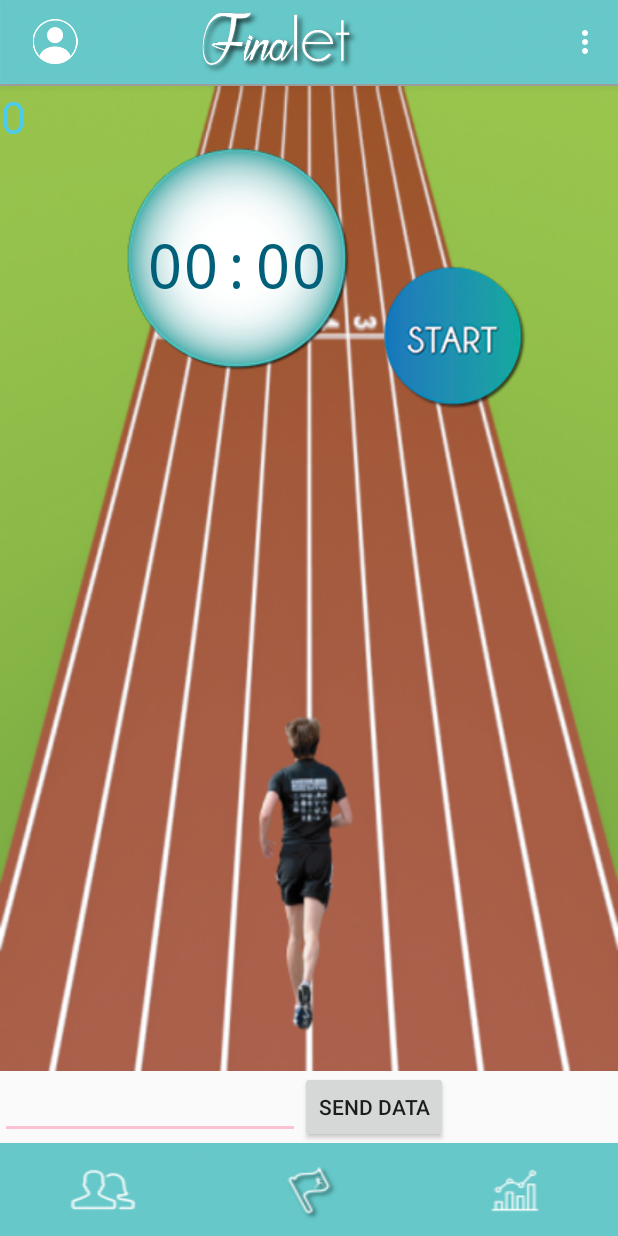
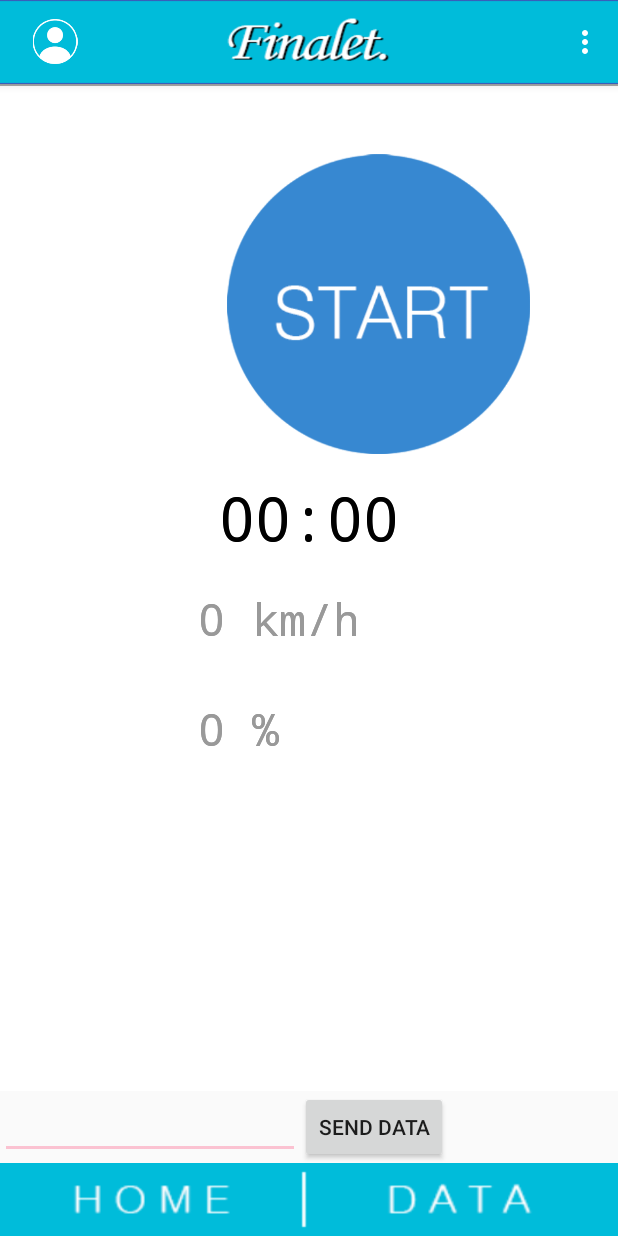
Before and after one commit to devming/Finalet, an Android app: the MainActivity screen opened directly, with no data from a screen before it, on a phone screen of 412 x 824 dp. Run offline under Robolectric (Android 15) with nearby library versions, the phone set to English and light mode, and no system bars; 4 statements that could not run were skipped.

Commit message:
Main page 업데이트

```diff
--- a/app/src/main/java/humaneer/org/wearablerunning/Activity/MainActivity.java
+++ b/app/src/main/java/humaneer/org/wearablerunning/Activity/MainActivity.java
@@ -69,7 +69,7 @@ public class MainActivity extends BlunoLibrary {
         setContentView(R.layout.activity_main);
 
         // DB 생성.
-        dbHelper = new DBHelper(getApplicationContext(), "HealthData.db", null, 1);
+        dbHelper = new DBHelper(getApplicationContext());
 
         myItem = new MyItem();
         // 서비스 생성자 생성.
@@ -78,13 +78,13 @@ public class MainActivity extends BlunoLibrary {
 
         Toolbar toolbar = (Toolbar) findViewById(R.id.toolbar);
 
-        ImageView imageViewLogo = (ImageView) findViewById(R.id.image_logo);
-//        Bitmap bmp1 = BitmapFactory.decodeResource(getResources(), R.drawable.font_logo_top);
-//        int width=(int)(getWindowManager().getDefaultDisplay().getWidth()); // 가로 사이즈 지정
-//        int height=(int)(getWindowManager().getDefaultDisplay().getHeight() * 0.8); // 세로 사이즈 지정
-//        Bitmap resizedbitmap1=Bitmap.createScaledBitmap(bmp1, width, height, true); // 이미지 사이즈 조정
-//        imageViewLogo.setImageBitmap(resizedbitmap1); // 이미지뷰에 조정한 이미지 넣기
-        imageViewLogo.setImageResource(R.drawable.font_logo_top);
+//        ImageView imageViewLogo = (ImageView) findViewById(R.id.image_logo);
+////        Bitmap bmp1 = BitmapFactory.decodeResource(getResources(), R.drawable.font_logo_top);
+////        int width=(int)(getWindowManager().getDefaultDisplay().getWidth()); // 가로 사이즈 지정
+////        int height=(int)(getWindowManager().getDefaultDisplay().getHeight() * 0.8); // 세로 사이즈 지정
+////        Bitmap resizedbitmap1=Bitmap.createScaledBitmap(bmp1, width, height, true); // 이미지 사이즈 조정
+////        imageViewLogo.setImageBitmap(resizedbitmap1); // 이미지뷰에 조정한 이미지 넣기
+//        imageViewLogo.setImageResource(R.drawable.font_logo_top);
 
         ImageView imageViewUser = (ImageView) findViewById(R.id.image_user);
 //        Bitmap bmp2 = BitmapFactory.decodeResource(getResources(), R.drawable.profile_icon);
@@ -106,7 +106,7 @@ public class MainActivity extends BlunoLibrary {
         mSlidingTabLayout.setViewPager(mViewPager);
 
         // 초기 설정 페이지
-        mViewPager.setCurrentItem(1);
+//        mViewPager.setCurrentItem(1);
 
         onCreateProcess();														//onCreate Process by BlunoLibrary
 
@@ -143,13 +143,13 @@ public class MainActivity extends BlunoLibrary {
         public Fragment getItem(int position) {
             switch (position) {
                 case 0:
-                    return new FriendFragment();
-                case 1:
                     MainFragment mainFragment = new MainFragment();
                     mainFragment.setMainActivity(MainActivity.this);
                     return mainFragment;
-                case 2:
+                case 1:
                     return new DataFragment();
+//                case 2:
+//                    return new FriendFragment();
                 default:
                     return null;
             }
@@ -162,7 +162,7 @@ public class MainActivity extends BlunoLibrary {
             // First : Friend Page
             // Second : Main Page.
             // Third : Data Page.
-            return 3;
+            return 2;
         }
 
     }
--- a/app/src/main/java/humaneer/org/wearablerunning/DBHelper.java
+++ b/app/src/main/java/humaneer/org/wearablerunning/DBHelper.java
@@ -7,7 +7,7 @@ import android.database.sqlite.SQLiteOpenHelper;
 
 import java.sql.Date;
 
-/**
+/**https://github.com/hmkcode/Android/blob/master/android-sqlite/src/com/hmkcode/android/sqlite/MySQLiteHelper.java
  * Created by Minki on 2017-03-07.
  */
 
@@ -19,9 +19,12 @@ public class DBHelper extends SQLiteOpenHelper {
     public static double SPEED;
     public static Date DATE;
 
+    private static final String DB_NAME = "FinaletDB";
+    private static final int DB_VERSION = 1;
+
     // DBHelper 생성자로 관리할 DB 이름과 버전 정보를 받음
-    public DBHelper(Context context, String name, SQLiteDatabase.CursorFactory factory, int version) {
-        super(context, name, factory, version);
+    public DBHelper(Context context) {
+        super(context, DB_NAME, null, DB_VERSION);
     }
 
     // DB를 새로 생성할 때 호출되는 함수
--- a/app/src/main/java/humaneer/org/wearablerunning/Fragment/MainFragment.java
+++ b/app/src/main/java/humaneer/org/wearablerunning/Fragment/MainFragment.java
@@ -1,33 +1,18 @@
 package humaneer.org.wearablerunning.Fragment;
 
 
-import android.Manifest;
-import android.content.Intent;
 import android.content.IntentFilter;
-import android.content.pm.PackageManager;
-import android.location.LocationListener;
-import android.location.LocationManager;
 import android.os.Bundle;
-import android.support.annotation.NonNull;
+import android.support.constraint.ConstraintLayout;
 import android.support.v4.app.Fragment;
-import android.support.v4.content.ContextCompat;
 import android.util.Log;
 import android.view.LayoutInflater;
 import android.view.View;
 import android.view.ViewGroup;
-import android.widget.ImageButton;
-import android.widget.RelativeLayout;
-import android.widget.Toast;
-
-import com.gun0912.tedpermission.PermissionListener;
-import com.gun0912.tedpermission.TedPermission;
-
-import java.util.ArrayList;
+import android.widget.ImageView;
 
 import humaneer.org.wearablerunning.Activity.MainActivity;
-import humaneer.org.wearablerunning.BroadcastReceiver.FinishRunning;
 import humaneer.org.wearablerunning.R;
-import humaneer.org.wearablerunning.Service.ServiceGPS;
 import humaneer.org.wearablerunning.Service.ServiceTimer;
 
 
@@ -41,8 +26,8 @@ public class MainFragment extends Fragment {
     /**
      * Widget variables
      */
-    ImageButton buttonRunning;
-    RelativeLayout mRelativeLayout;
+    ImageView buttonRunning;
+    ConstraintLayout mRelativeLayout;
 
 
     public MainFragment() {
@@ -74,9 +59,9 @@ public class MainFragment extends Fragment {
         * */
         Log.d(TAG, "### MainFragment onCreateView! ###");
         View view = inflater.inflate(R.layout.fragment_main, container, true);
-        mRelativeLayout = (RelativeLayout) view.findViewById(R.id.main_layout);
+        mRelativeLayout = (ConstraintLayout) view.findViewById(R.id.main_layout);
 
-        buttonRunning = (ImageButton) view.findViewById(R.id.imagebutton_running);
+        buttonRunning = (ImageView) view.findViewById(R.id.imagebutton_running);
         buttonRunning.setOnClickListener(new View.OnClickListener() {
             @Override
             public void onClick(View v) {
--- a/app/src/main/java/humaneer/org/wearablerunning/SlidingTabLayout.java
+++ b/app/src/main/java/humaneer/org/wearablerunning/SlidingTabLayout.java
@@ -205,14 +205,14 @@ public class SlidingTabLayout extends HorizontalScrollView {
 
             switch (i) {
                 case 0:
-                    tabView.setBackgroundResource(R.drawable.tab_bottom_friend);
+                    tabView.setBackgroundResource(R.drawable.tab_bottom_main);
                     break;
                 case 1:
-                    tabView.setBackgroundResource(R.drawable.tab_bottom_main);
-                    break;
-                case 2:
                     tabView.setBackgroundResource(R.drawable.tab_bottom_data);
                     break;
+//                case 2:
+//                    tabView.setBackgroundResource(R.drawable.tab_bottom_data);
+//                    break;
             }
 
             if (tabTitleView == null && TextView.class.isInstance(tabView)) {
--- a/app/src/main/res/layout/activity_main.xml
+++ b/app/src/main/res/layout/activity_main.xml
@@ -22,21 +22,21 @@
 
             app:layout_scrollFlags="scroll|enterAlways"
             app:popupTheme="@style/AppTheme.PopupOverlay"
-            android:background="@drawable/status_bar"
+            android:background="@drawable/title"
             android:weightSum="1">
 
             <RelativeLayout
                 android:layout_width="match_parent"
                 android:layout_height="match_parent">
 
-                <ImageView
-                    android:layout_width="match_parent"
-                    android:layout_height="wrap_content"
-                    android:layout_weight="0.67"
-                    android:layout_marginRight="15dp"
-                    android:layout_marginTop="5dp"
-                    android:layout_marginBottom="5dp"
-                    android:id="@+id/image_logo" />
+                <!--<ImageView-->
+                    <!--android:layout_width="match_parent"-->
+                    <!--android:layout_height="wrap_content"-->
+                    <!--android:layout_weight="0.67"-->
+                    <!--android:layout_marginRight="15dp"-->
+                    <!--android:layout_marginTop="5dp"-->
+                    <!--android:layout_marginBottom="5dp"-->
+                    <!--android:id="@+id/image_logo" />-->
 
                 <ImageView
                     android:id="@+id/image_user"
--- a/app/src/main/res/layout/fragment_main.xml
+++ b/app/src/main/res/layout/fragment_main.xml
@@ -1,4 +1,4 @@
-<RelativeLayout xmlns:android="http://schemas.android.com/apk/res/android"
+<android.support.constraint.ConstraintLayout xmlns:android="http://schemas.android.com/apk/res/android"
     xmlns:app="http://schemas.android.com/apk/res-auto"
     xmlns:tools="http://schemas.android.com/tools"
     android:layout_width="match_parent"
@@ -6,59 +6,80 @@
     tools:context="humaneer.org.wearablerunning.Fragment.MainFragment"
     tools:layout_editor_absoluteY="81dp"
     tools:layout_editor_absoluteX="0dp"
-    android:id="@+id/main_layout"
-    android:background="@drawable/main_track_screen"
-    >
+    android:id="@+id/main_layout">
 
 
+
+    <!--<ImageView-->
+    <!--android:id="@+id/imagebutton_running"-->
+    <!--android:layout_width="wrap_content"-->
+    <!--android:layout_height="wrap_content"-->
+    <!--android:elevation="0dp"-->
+    <!--android:background="#00000000"-->
+    <!--android:adjustViewBounds="false"-->
+    <!--app:srcCompat="@drawable/btn_start"-->
+    <!--android:layout_marginEnd="44dp"-->
+    <!--android:layout_marginTop="62dp"-->
+    <!--android:layout_alignTop="@+id/imageView"-->
+    <!--android:layout_alignParentEnd="true" />-->
+
     <ImageView
-        android:id="@+id/imageView"
+        android:id="@+id/imagebutton_running"
         android:layout_width="wrap_content"
-        android:layout_height="wrap_content"
-        app:srcCompat="@drawable/time_bubble"
+        android:layout_height="200dp"
+        app:srcCompat="@drawable/btn_start"
         android:elevation="0dp"
-        android:layout_marginStart="66dp"
-        android:layout_below="@+id/textview_aim"
-        android:layout_toEndOf="@+id/textview_aim" />
+        android:layout_marginLeft="16dp"
+        android:textColor="#999999"
+        app:layout_constraintLeft_toLeftOf="parent"
+        app:layout_constraintEnd_toEndOf="parent"
+        android:layout_marginEnd="4dp"
+        android:layout_marginTop="45dp"
+        app:layout_constraintTop_toTopOf="parent" />
 
     <TextView
         android:id="@+id/textview_time"
         android:layout_width="wrap_content"
         android:layout_height="wrap_content"
-        android:layout_marginLeft="10dp"
-        android:layout_weight="1"
         android:fontFamily="monospace"
         android:gravity="center"
         android:text="00:00"
-        android:textColor="#005f79"
+        android:textColor="#000000"
         android:textSize="40dp"
-        android:layout_marginStart="14dp"
-        android:layout_marginTop="51dp"
-        android:layout_alignTop="@+id/imageView"
-        android:layout_alignStart="@+id/imageView" />
+        app:layout_constraintStart_toStartOf="parent"
+        app:layout_constraintEnd_toEndOf="parent"
+        app:layout_constraintLeft_toLeftOf="parent"
+        app:layout_constraintRight_toRightOf="parent"
+        android:layout_marginTop="15dp"
+        app:layout_constraintTop_toBottomOf="@+id/imagebutton_running" />
+
+    <TextView
+        android:id="@+id/textView_speed"
+        android:layout_width="wrap_content"
+        android:layout_height="wrap_content"
+        android:layout_marginLeft="132dp"
+        android:fontFamily="monospace"
+        android:text="0 km/h"
+        android:textColor="#999999"
+        android:textSize="30sp"
+        app:layout_constraintLeft_toLeftOf="parent"
+        android:layout_marginTop="20dp"
+        app:layout_constraintTop_toBottomOf="@+id/textview_time" />
 
     <TextView
         android:id="@+id/textview_aim"
         android:layout_width="wrap_content"
         android:layout_height="wrap_content"
+        android:layout_marginBottom="30dp"
+        android:layout_marginLeft="132dp"
         android:fontFamily="monospace"
-        android:text="0"
-        android:textColor="#4bccee"
+        android:text="0 %"
+        android:textColor="#999999"
         android:textSize="30sp"
-        android:layout_alignParentTop="true"
-        android:layout_alignParentStart="true" />
+        app:layout_constraintBottom_toBottomOf="parent"
+        app:layout_constraintLeft_toLeftOf="parent"
+        android:layout_marginTop="10dp"
+        app:layout_constraintTop_toBottomOf="@+id/textView_speed"
+        app:layout_constraintVertical_bias="0.106" />
 
-    <ImageButton
-        android:id="@+id/imagebutton_running"
-        android:layout_width="wrap_content"
-        android:layout_height="wrap_content"
-        android:elevation="0dp"
-        android:background="#00000000"
-        app:srcCompat="@drawable/btn_start"
-        android:layout_marginEnd="44dp"
-        android:layout_marginTop="62dp"
-        android:layout_alignTop="@+id/imageView"
-        android:layout_alignParentEnd="true" />
-
-
-</RelativeLayout>
+</android.support.constraint.ConstraintLayout>
--- a/app/src/main/res/values/colors.xml
+++ b/app/src/main/res/values/colors.xml
@@ -1,6 +1,6 @@
 <?xml version="1.0" encoding="utf-8"?>
 <resources>
     <color name="colorPrimary">#3F51B5</color>
-    <color name="colorPrimaryDark">#303F9F</color>
+    <color name="colorPrimaryDark">#0288d1</color>
     <color name="colorAccent">#49ff376c</color>
 </resources>
```
Also changed, not shown: app/src/main/res/drawable/btn_start.png, app/src/main/res/drawable/btn_stop.png, app/src/main/res/drawable/easy.png (added), app/src/main/res/drawable/hard.png (added), app/src/main/res/drawable/normal.png (added), app/src/main/res/drawable/tab_bottom_data.png, app/src/main/res/drawable/tab_bottom_friend.png (deleted), app/src/main/res/drawable/tab_bottom_main.png, app/src/main/res/drawable/title.png (added), app/src/main/res/drawable/whole_screen.png (deleted).
